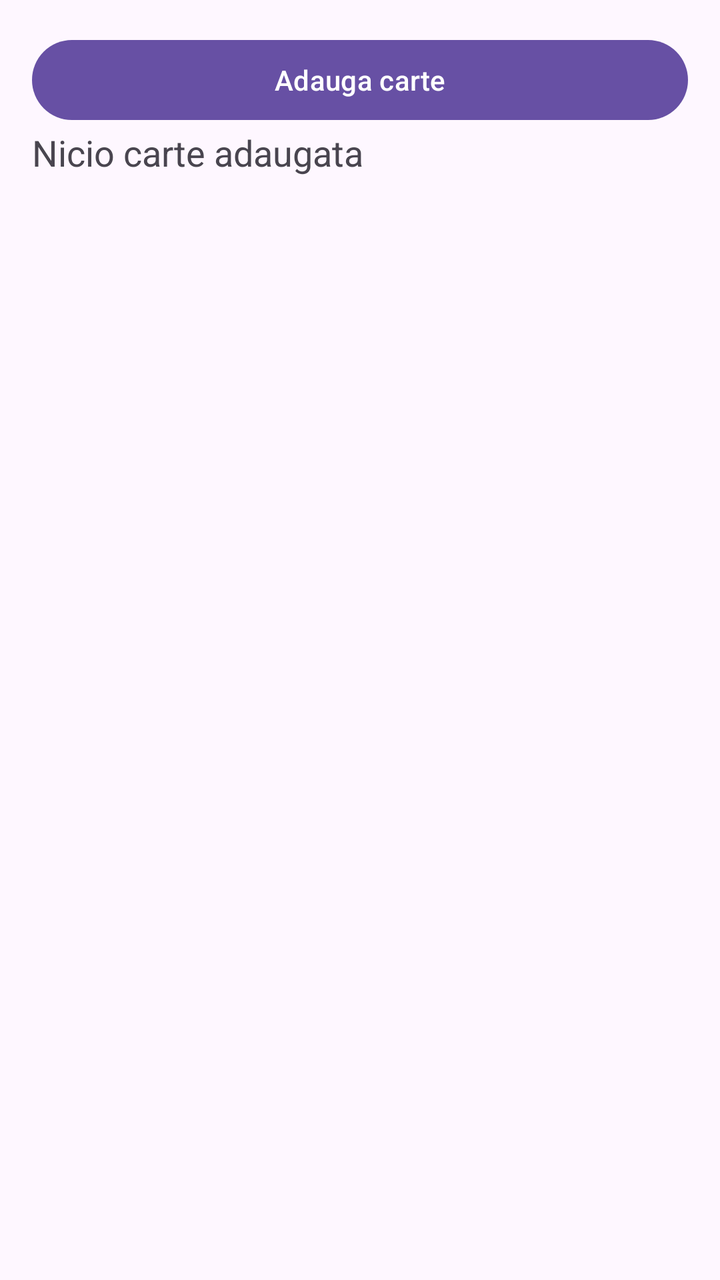
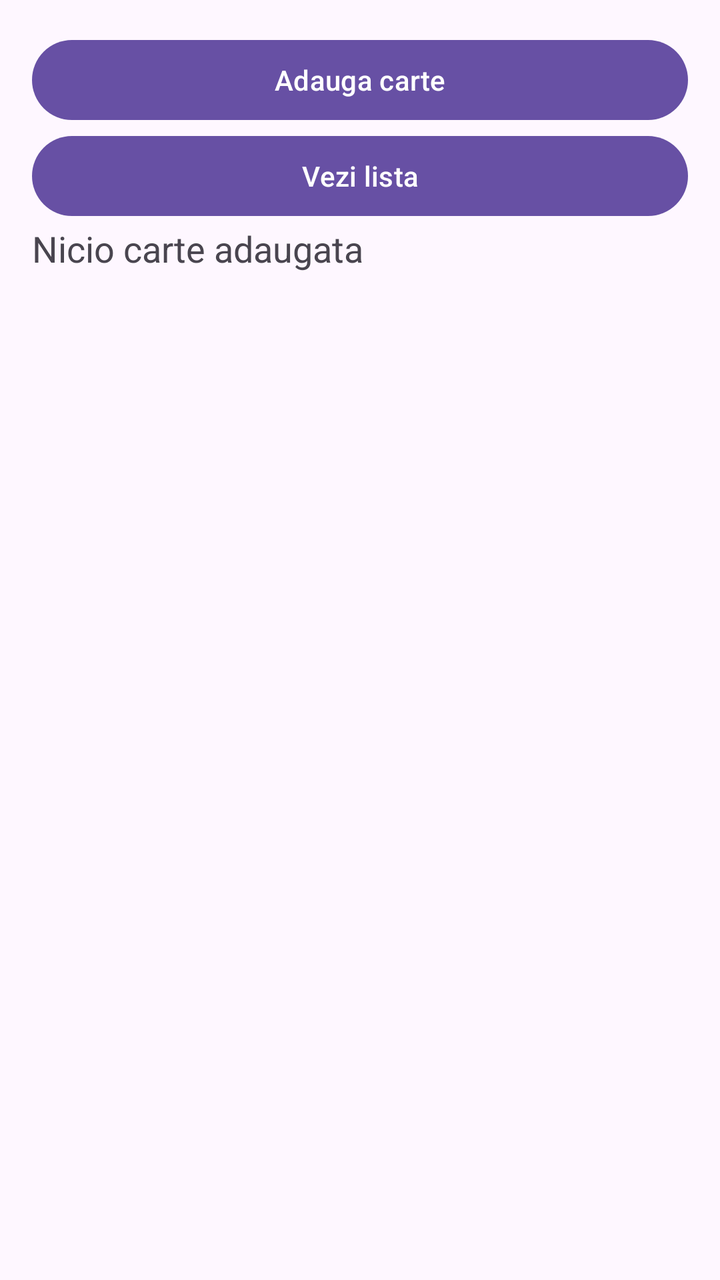

Screens rendered from an Android XML layout before and after an edit, with the pre-edit source and the edit as a unified diff.
<!-- AndroidManifest.xml: application theme Theme.MyApplication -->
<!-- res/layout/activity_main_activityt04.xml -->
<?xml version="1.0" encoding="utf-8"?>
<LinearLayout xmlns:android="http://schemas.android.com/apk/res/android"
    android:layout_width="match_parent"
    android:layout_height="match_parent"
    android:orientation="vertical"
    android:padding="16dp">

    <Button
        android:id="@+id/BTN_adauga"
        android:layout_width="match_parent"
        android:layout_height="wrap_content"
        android:text="Adauga carte" />

    <TextView
        android:id="@+id/TV_rezultat"
        android:layout_width="match_parent"
        android:layout_height="wrap_content"
        android:text="Nicio carte adaugata"
        android:textSize="18sp" />
</LinearLayout>
<!-- resources referenced by this layout -->
<resources>
  <style name="Theme.MyApplication" parent="Base.Theme.MyApplication" />
  <style name="Base.Theme.MyApplication" parent="Theme.Material3.DayNight.NoActionBar">
          
          
      </style>
</resources>

<!-- the commit's change to res/layout/activity_main_activityt04.xml (unified diff, before → after) -->
@@ -11,6 +11,12 @@
         android:layout_height="wrap_content"
         android:text="Adauga carte" />
 
+    <Button
+        android:id="@+id/BTN_lista"
+        android:layout_width="match_parent"
+        android:layout_height="wrap_content"
+        android:text="Vezi lista" />
+
     <TextView
         android:id="@+id/TV_rezultat"
         android:layout_width="match_parent"
